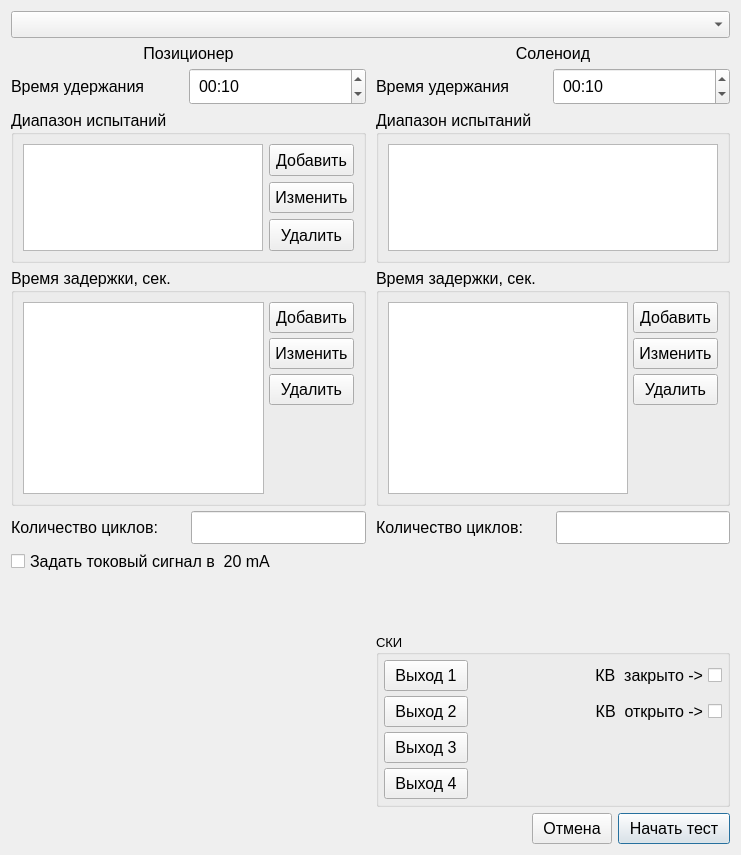
The window that Src/Gui/TestSettings/CyclicTestSettings.ui (Rekvim/MpiSki) describes before a commit, drawn with Qt 5.
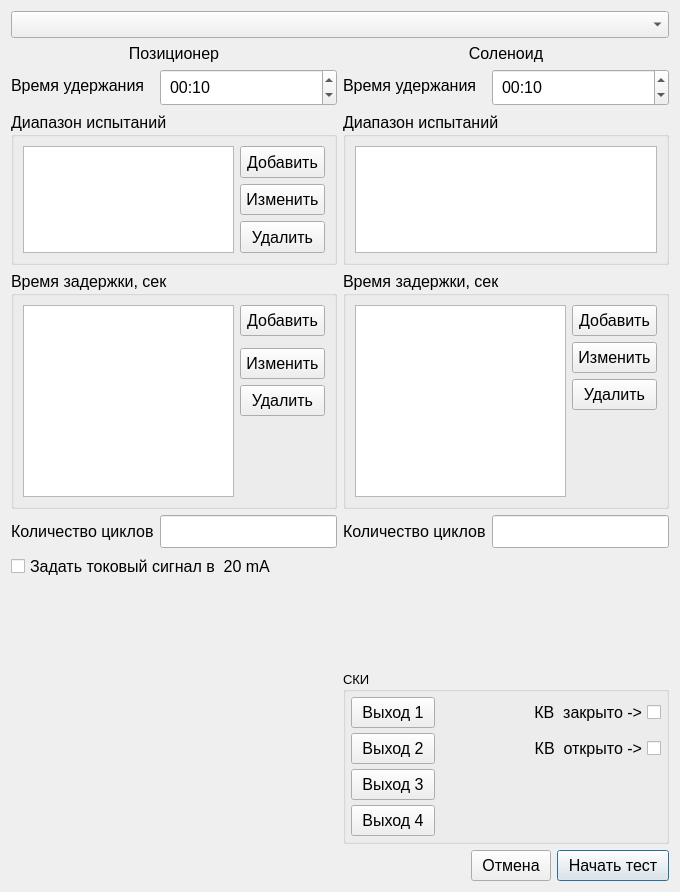
The same window after the commit.

Diff of the .ui file:
```diff
--- a/Src/Gui/TestSettings/CyclicTestSettings.ui
+++ b/Src/Gui/TestSettings/CyclicTestSettings.ui
@@ -6,8 +6,8 @@
    <rect>
     <x>0</x>
     <y>0</y>
-    <width>741</width>
-    <height>855</height>
+    <width>680</width>
+    <height>892</height>
    </rect>
   </property>
   <property name="sizePolicy">
@@ -25,7 +25,7 @@
   <property name="windowTitle">
    <string>Параметры тестирования</string>
   </property>
-  <layout class="QVBoxLayout" name="verticalLayout_3">
+  <layout class="QVBoxLayout" name="verticalLayout">
    <item>
     <widget class="QComboBox" name="comboBox_testSelection">
      <property name="font">
@@ -38,16 +38,7 @@
    </item>
    <item>
     <widget class="QWidget" name="widget" native="true">
-     <property name="sizePolicy">
-      <sizepolicy hsizetype="Preferred" vsizetype="Preferred">
-       <horstretch>0</horstretch>
-       <verstretch>0</verstretch>
-      </sizepolicy>
-     </property>
-     <layout class="QHBoxLayout" name="horizontalLayout_3">
-      <property name="spacing">
-       <number>10</number>
-      </property>
+     <layout class="QHBoxLayout" name="horizontalLayout">
       <property name="leftMargin">
        <number>0</number>
       </property>
@@ -74,10 +65,7 @@
           <pointsize>10</pointsize>
          </font>
         </property>
-        <layout class="QVBoxLayout" name="verticalLayout_2">
-         <property name="spacing">
-          <number>5</number>
-         </property>
+        <layout class="QFormLayout" name="formLayout">
          <property name="leftMargin">
           <number>0</number>
          </property>
@@ -90,28 +78,7 @@
          <property name="bottomMargin">
           <number>0</number>
          </property>
-         <item>
-          <widget class="QLabel" name="label_regulatory">
-           <property name="font">
-            <font>
-             <family>Segoe UI</family>
-             <pointsize>12</pointsize>
-            </font>
-           </property>
-           <property name="text">
-            <string>Позиционер</string>
-           </property>
-           <property name="alignment">
-            <set>Qt::AlignmentFlag::AlignCenter</set>
-           </property>
-          </widget>
-         </item>
-         <item>
-          <layout class="QHBoxLayout" name="horizontalLayout_retentionTimeRegulatory">
-           <property name="spacing">
-            <number>0</number>
-           </property>
-           <item>
+         <item row="1" column="0">
             <widget class="QLabel" name="label_retentionTimeRegulatory">
              <property name="font">
               <font>
@@ -124,7 +91,7 @@
              </property>
             </widget>
            </item>
-           <item>
+         <item row="1" column="1">
             <widget class="QTimeEdit" name="timeEdit_retentionTimeRegulatory">
              <property name="sizePolicy">
               <sizepolicy hsizetype="Preferred" vsizetype="Preferred">
@@ -159,9 +126,7 @@
              </property>
             </widget>
            </item>
-          </layout>
-         </item>
-         <item>
+         <item row="2" column="0" colspan="2">
           <widget class="QGroupBox" name="groupBox_testRangeRegulatory">
            <property name="sizePolicy">
             <sizepolicy hsizetype="Preferred" vsizetype="Maximum">
@@ -190,23 +155,8 @@
            <property name="title">
             <string>Диапазон испытаний</string>
            </property>
-           <layout class="QHBoxLayout" name="horizontalLayout">
-            <item>
-             <widget class="QListWidget" name="listWidget_testRangeRegulatory">
-              <property name="font">
-               <font>
-                <family>Segoe UI</family>
-                <pointsize>12</pointsize>
-               </font>
-              </property>
-              <property name="editTriggers">
-               <set>QAbstractItemView::EditTrigger::CurrentChanged|QAbstractItemView::EditTrigger::DoubleClicked|QAbstractItemView::EditTrigger::EditKeyPressed</set>
-              </property>
-             </widget>
-            </item>
-            <item>
-             <layout class="QVBoxLayout" name="verticalLayout_buttonsTestRangeRegulatory">
-              <item>
+           <layout class="QGridLayout" name="gridLayout">
+            <item row="0" column="1">
                <widget class="QPushButton" name="pushButton_addRangeRegulatory">
                 <property name="sizePolicy">
                  <sizepolicy hsizetype="Preferred" vsizetype="Preferred">
@@ -228,7 +178,7 @@
                 </property>
                </widget>
               </item>
-              <item>
+            <item row="1" column="1">
                <widget class="QPushButton" name="pushButton_editRangeRegulatory">
                 <property name="sizePolicy">
                  <sizepolicy hsizetype="Preferred" vsizetype="Preferred">
@@ -250,7 +200,7 @@
                 </property>
                </widget>
               </item>
-              <item>
+            <item row="2" column="1">
                <widget class="QPushButton" name="pushButton_removeRangeRegulatory">
                 <property name="sizePolicy">
                  <sizepolicy hsizetype="Preferred" vsizetype="Preferred">
@@ -272,12 +222,23 @@
                 </property>
                </widget>
               </item>
-             </layout>
+            <item row="0" column="0" rowspan="3">
+             <widget class="QListWidget" name="listWidget_testRangeRegulatory">
+              <property name="font">
+               <font>
+                <family>Segoe UI</family>
+                <pointsize>12</pointsize>
+               </font>
+              </property>
+              <property name="editTriggers">
+               <set>QAbstractItemView::EditTrigger::CurrentChanged|QAbstractItemView::EditTrigger::DoubleClicked|QAbstractItemView::EditTrigger::EditKeyPressed</set>
+              </property>
+             </widget>
             </item>
            </layout>
           </widget>
          </item>
-         <item>
+         <item row="3" column="0" colspan="2">
           <widget class="QGroupBox" name="groupBox_delayTimeRegulatory">
            <property name="sizePolicy">
             <sizepolicy hsizetype="Preferred" vsizetype="Maximum">
@@ -298,31 +259,10 @@
             </font>
            </property>
            <property name="title">
-            <string>Время задержки, сек.</string>
+            <string>Время задержки, сек</string>
            </property>
-           <layout class="QHBoxLayout" name="horizontalLayout_2">
-            <property name="spacing">
-             <number>5</number>
-            </property>
-            <item>
-             <widget class="QListWidget" name="listWidget_delayTimeRegulatory">
-              <property name="sizePolicy">
-               <sizepolicy hsizetype="Preferred" vsizetype="Maximum">
-                <horstretch>0</horstretch>
-                <verstretch>0</verstretch>
-               </sizepolicy>
-              </property>
-              <property name="font">
-               <font>
-                <family>Segoe UI</family>
-                <pointsize>12</pointsize>
-               </font>
-              </property>
-             </widget>
-            </item>
-            <item>
-             <layout class="QVBoxLayout" name="verticalLayout_buttonsDelayRegulatory">
-              <item>
+           <layout class="QGridLayout" name="gridLayout_3">
+            <item row="0" column="2">
                <widget class="QPushButton" name="pushButton_addDelayRegulatory">
                 <property name="sizePolicy">
                  <sizepolicy hsizetype="Preferred" vsizetype="Preferred">
@@ -344,7 +284,7 @@
                 </property>
                </widget>
               </item>
-              <item>
+            <item row="2" column="2">
                <widget class="QPushButton" name="pushButton_editDelayRegulatory">
                 <property name="sizePolicy">
                  <sizepolicy hsizetype="Preferred" vsizetype="Preferred">
@@ -366,7 +306,7 @@
                 </property>
                </widget>
               </item>
-              <item>
+            <item row="3" column="2">
                <widget class="QPushButton" name="pushButton_removeDelayRegulatory">
                 <property name="sizePolicy">
                  <sizepolicy hsizetype="Preferred" vsizetype="Preferred">
@@ -388,8 +328,8 @@
                 </property>
                </widget>
               </item>
-              <item>
-               <spacer name="verticalSpacer_3">
+            <item row="4" column="2">
+             <spacer name="verticalSpacer_7">
                 <property name="orientation">
                  <enum>Qt::Orientation::Vertical</enum>
                 </property>
@@ -401,14 +341,26 @@
                 </property>
                </spacer>
               </item>
-             </layout>
+            <item row="0" column="0" rowspan="5">
+             <widget class="QListWidget" name="listWidget_delayTimeRegulatory">
+              <property name="sizePolicy">
+               <sizepolicy hsizetype="Preferred" vsizetype="Maximum">
+                <horstretch>0</horstretch>
+                <verstretch>0</verstretch>
+               </sizepolicy>
+              </property>
+              <property name="font">
+               <font>
+                <family>Segoe UI</family>
+                <pointsize>12</pointsize>
+               </font>
+              </property>
+             </widget>
             </item>
            </layout>
           </widget>
          </item>
-         <item>
-          <layout class="QHBoxLayout" name="horizontalLayout_numberCyclesRegulatory">
-           <item>
+         <item row="4" column="0">
             <widget class="QLabel" name="label_numberCyclesRegulatory">
              <property name="font">
               <font>
@@ -417,11 +369,11 @@
               </font>
              </property>
              <property name="text">
-              <string>Количество циклов:</string>
+            <string>Количество циклов</string>
              </property>
             </widget>
            </item>
-           <item>
+         <item row="4" column="1">
             <widget class="QLineEdit" name="lineEdit_numberCyclesRegulatory">
              <property name="sizePolicy">
               <sizepolicy hsizetype="Preferred" vsizetype="Fixed">
@@ -440,9 +392,7 @@
              </property>
             </widget>
            </item>
-          </layout>
-         </item>
-         <item>
+         <item row="5" column="0" colspan="2">
           <widget class="QCheckBox" name="checkBox_20mA_enable">
            <property name="font">
             <font>
@@ -455,8 +405,8 @@
            </property>
           </widget>
          </item>
-         <item>
-          <spacer name="verticalSpacer">
+         <item row="6" column="1">
+          <spacer name="verticalSpacer_8">
            <property name="font">
             <font>
              <family>Segoe UI</family>
@@ -474,6 +424,22 @@
            </property>
           </spacer>
          </item>
+         <item row="0" column="0" colspan="2">
+          <widget class="QLabel" name="label_regulatory">
+           <property name="font">
+            <font>
+             <family>Segoe UI</family>
+             <pointsize>12</pointsize>
+            </font>
+           </property>
+           <property name="text">
+            <string>Позиционер</string>
+           </property>
+           <property name="alignment">
+            <set>Qt::AlignmentFlag::AlignCenter</set>
+           </property>
+          </widget>
+         </item>
         </layout>
        </widget>
       </item>
@@ -491,10 +457,7 @@
           <pointsize>10</pointsize>
          </font>
         </property>
-        <layout class="QVBoxLayout" name="verticalLayout">
-         <property name="spacing">
-          <number>5</number>
-         </property>
+        <layout class="QFormLayout" name="formLayout_4">
          <property name="leftMargin">
           <number>0</number>
          </property>
@@ -507,7 +470,7 @@
          <property name="bottomMargin">
           <number>0</number>
          </property>
-         <item>
+         <item row="0" column="0" colspan="2">
           <widget class="QLabel" name="label_shutOff">
            <property name="font">
             <font>
@@ -523,12 +486,7 @@
            </property>
           </widget>
          </item>
-         <item>
-          <layout class="QHBoxLayout" name="horizontalLayout_retentionTimeShutOff">
-           <property name="spacing">
-            <number>0</number>
-           </property>
-           <item>
+         <item row="1" column="0">
             <widget class="QLabel" name="label_retentionTimeShutOff">
              <property name="font">
               <font>
@@ -541,7 +499,7 @@
              </property>
             </widget>
            </item>
-           <item>
+         <item row="1" column="1">
             <widget class="QTimeEdit" name="timeEdit_retentionTimeShutOff">
              <property name="sizePolicy">
               <sizepolicy hsizetype="Preferred" vsizetype="Preferred">
@@ -576,9 +534,7 @@
              </property>
             </widget>
            </item>
-          </layout>
-         </item>
-         <item>
+         <item row="2" column="0" colspan="2">
           <widget class="QGroupBox" name="groupBox_testRangeShutOff">
            <property name="minimumSize">
             <size>
@@ -601,7 +557,7 @@
            <property name="title">
             <string>Диапазон испытаний</string>
            </property>
-           <layout class="QHBoxLayout" name="horizontalLayout_6">
+           <layout class="QVBoxLayout" name="verticalLayout_3">
             <item>
              <widget class="QListWidget" name="listWidget_testRangeShutOff">
               <property name="minimumSize">
@@ -624,132 +580,7 @@
            </layout>
           </widget>
          </item>
-         <item>
-          <widget class="QGroupBox" name="groupBox_delayTimeShutOff">
-           <property name="minimumSize">
-            <size>
-             <width>0</width>
-             <height>130</height>
-            </size>
-           </property>
-           <property name="maximumSize">
-            <size>
-             <width>16777215</width>
-             <height>16777215</height>
-            </size>
-           </property>
-           <property name="font">
-            <font>
-             <family>Segoe UI</family>
-             <pointsize>12</pointsize>
-            </font>
-           </property>
-           <property name="title">
-            <string>Время задержки, сек.</string>
-           </property>
-           <layout class="QHBoxLayout" name="horizontalLayout_7">
-            <property name="spacing">
-             <number>5</number>
-            </property>
-            <item>
-             <widget class="QListWidget" name="listWidget_delayTimeShutOff">
-              <property name="font">
-               <font>
-                <family>Segoe UI</family>
-                <pointsize>12</pointsize>
-               </font>
-              </property>
-             </widget>
-            </item>
-            <item>
-             <layout class="QVBoxLayout" name="verticalLayout_buttonsDelayShutOff">
-              <item>
-               <widget class="QPushButton" name="pushButton_addDelayShutOff">
-                <property name="sizePolicy">
-                 <sizepolicy hsizetype="Preferred" vsizetype="Preferred">
-                  <horstretch>0</horstretch>
-                  <verstretch>0</verstretch>
-                 </sizepolicy>
-                </property>
-                <property name="font">
-                 <font>
-                  <family>Segoe UI</family>
-                  <pointsize>12</pointsize>
-                 </font>
-                </property>
-                <property name="styleSheet">
-                 <string notr="true">padding: 5px 5px;</string>
-                </property>
-                <property name="text">
-                 <string>Добавить</string>
-                </property>
-               </widget>
-              </item>
-              <item>
-               <widget class="QPushButton" name="pushButton_editDelayShutOff">
-                <property name="sizePolicy">
-                 <sizepolicy hsizetype="Preferred" vsizetype="Preferred">
-                  <horstretch>0</horstretch>
-                  <verstretch>0</verstretch>
-                 </sizepolicy>
-                </property>
-                <property name="font">
-                 <font>
-                  <family>Segoe UI</family>
-                  <pointsize>12</pointsize>
-                 </font>
-                </property>
-                <property name="styleSheet">
-                 <string notr="true">padding: 5px 5px;</string>
-                </property>
-                <property name="text">
-                 <string>Изменить</string>
-                </property>
-               </widget>
-              </item>
-              <item>
-               <widget class="QPushButton" name="pushButton_removeDelayShutOff">
-                <property name="sizePolicy">
-                 <sizepolicy hsizetype="Preferred" vsizetype="Preferred">
-                  <horstretch>0</horstretch>
-                  <verstretch>0</verstretch>
-                 </sizepolicy>
-                </property>
-                <property name="font">
-                 <font>
-                  <family>Segoe UI</family>
-                  <pointsize>12</pointsize>
-                 </font>
-                </property>
-                <property name="styleSheet">
-                 <string notr="true">padding: 5px 5px;</string>
-                </property>
-                <property name="text">
-                 <string>Удалить</string>
-                </property>
-               </widget>
-              </item>
-              <item>
-               <spacer name="verticalSpacer_4">
-                <property name="orientation">
-                 <enum>Qt::Orientation::Vertical</enum>
-                </property>
-                <property name="sizeHint" stdset="0">
-                 <size>
-                  <width>20</width>
-                  <height>40</height>
-                 </size>
-                </property>
-               </spacer>
-              </item>
-             </layout>
-            </item>
-           </layout>
-          </widget>
-         </item>
-         <item>
-          <layout class="QHBoxLayout" name="horizontalLayout_numberCyclesShutOff">
-           <item>
+         <item row="4" column="0">
             <widget class="QLabel" name="label_numberCyclesShutOff">
              <property name="font">
               <font>
@@ -758,11 +589,11 @@
               </font>
              </property>
              <property name="text">
-              <string>Количество циклов:</string>
+            <string>Количество циклов</string>
              </property>
             </widget>
            </item>
-           <item>
+         <item row="4" column="1">
             <widget class="QLineEdit" name="lineEdit_numberCyclesShutOff">
              <property name="sizePolicy">
               <sizepolicy hsizetype="Preferred" vsizetype="Fixed">
@@ -781,10 +612,8 @@
              </property>
             </widget>
            </item>
-          </layout>
-         </item>
-         <item>
-          <spacer name="verticalSpacer_2">
+         <item row="5" column="1">
+          <spacer name="verticalSpacer_6">
            <property name="font">
             <font>
              <family>Segoe UI</family>
@@ -802,7 +631,7 @@
            </property>
           </spacer>
          </item>
-         <item>
+         <item row="6" column="0" colspan="2">
           <widget class="QGroupBox" name="groupBox_DO_ShutOff">
            <property name="font">
             <font>
@@ -1012,6 +841,122 @@
            </layout>
           </widget>
          </item>
+         <item row="3" column="0" colspan="2">
+          <widget class="QGroupBox" name="groupBox_delayTimeShutOff">
+           <property name="minimumSize">
+            <size>
+             <width>0</width>
+             <height>130</height>
+            </size>
+           </property>
+           <property name="maximumSize">
+            <size>
+             <width>16777215</width>
+             <height>16777215</height>
+            </size>
+           </property>
+           <property name="font">
+            <font>
+             <family>Segoe UI</family>
+             <pointsize>12</pointsize>
+            </font>
+           </property>
+           <property name="title">
+            <string>Время задержки, сек</string>
+           </property>
+           <layout class="QGridLayout" name="gridLayout_4">
+            <item row="1" column="2">
+             <widget class="QPushButton" name="pushButton_editDelayShutOff">
+              <property name="sizePolicy">
+               <sizepolicy hsizetype="Preferred" vsizetype="Preferred">
+                <horstretch>0</horstretch>
+                <verstretch>0</verstretch>
+               </sizepolicy>
+              </property>
+              <property name="font">
+               <font>
+                <family>Segoe UI</family>
+                <pointsize>12</pointsize>
+               </font>
+              </property>
+              <property name="styleSheet">
+               <string notr="true">padding: 5px 5px;</string>
+              </property>
+              <property name="text">
+               <string>Изменить</string>
+              </property>
+             </widget>
+            </item>
+            <item row="2" column="2">
+             <widget class="QPushButton" name="pushButton_removeDelayShutOff">
+              <property name="sizePolicy">
+               <sizepolicy hsizetype="Preferred" vsizetype="Preferred">
+                <horstretch>0</horstretch>
+                <verstretch>0</verstretch>
+               </sizepolicy>
+              </property>
+              <property name="font">
+               <font>
+                <family>Segoe UI</family>
+                <pointsize>12</pointsize>
+               </font>
+              </property>
+              <property name="styleSheet">
+               <string notr="true">padding: 5px 5px;</string>
+              </property>
+              <property name="text">
+               <string>Удалить</string>
+              </property>
+             </widget>
+            </item>
+            <item row="0" column="2">
+             <widget class="QPushButton" name="pushButton_addDelayShutOff">
+              <property name="sizePolicy">
+               <sizepolicy hsizetype="Preferred" vsizetype="Preferred">
+                <horstretch>0</horstretch>
+                <verstretch>0</verstretch>
+               </sizepolicy>
+              </property>
+              <property name="font">
+               <font>
+                <family>Segoe UI</family>
+                <pointsize>12</pointsize>
+               </font>
+              </property>
+              <property name="styleSheet">
+               <string notr="true">padding: 5px 5px;</string>
+              </property>
+              <property name="text">
+               <string>Добавить</string>
+              </property>
+             </widget>
+            </item>
+            <item row="4" column="2">
+             <spacer name="verticalSpacer_5">
+              <property name="orientation">
+               <enum>Qt::Orientation::Vertical</enum>
+              </property>
+              <property name="sizeHint" stdset="0">
+               <size>
+                <width>20</width>
+                <height>40</height>
+               </size>
+              </property>
+             </spacer>
+            </item>
+            <item row="0" column="0" rowspan="5">
+             <widget class="QListWidget" name="listWidget_delayTimeShutOff">
+              <property name="font">
+               <font>
+                <family>Segoe UI</family>
+                <pointsize>12</pointsize>
+               </font>
+              </property>
+             </widget>
+            </item>
+           </layout>
+          </widget>
+         </item>
         </layout>
        </widget>
       </item>
@@ -1021,13 +966,7 @@
    <item>
     <layout class="QHBoxLayout" name="horizontalLayout_menu">
      <item>
-      <spacer name="horizontalSpacer_menu">
-       <property name="font">
-        <font>
-         <family>Segoe UI</family>
-         <pointsize>10</pointsize>
-        </font>
-       </property>
+      <spacer name="horizontalSpacer">
        <property name="orientation">
         <enum>Qt::Orientation::Horizontal</enum>
        </property>
```
Left out of the diff: 2 changed lines with no effect on the pictures. Lines whose indentation alone changed are shown as unchanged.
